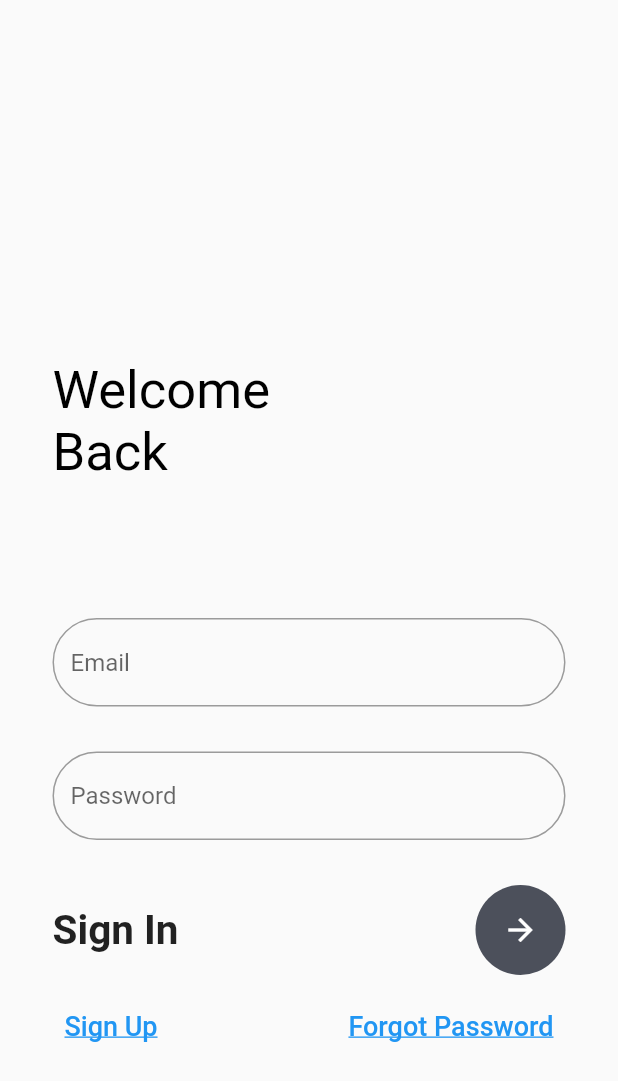
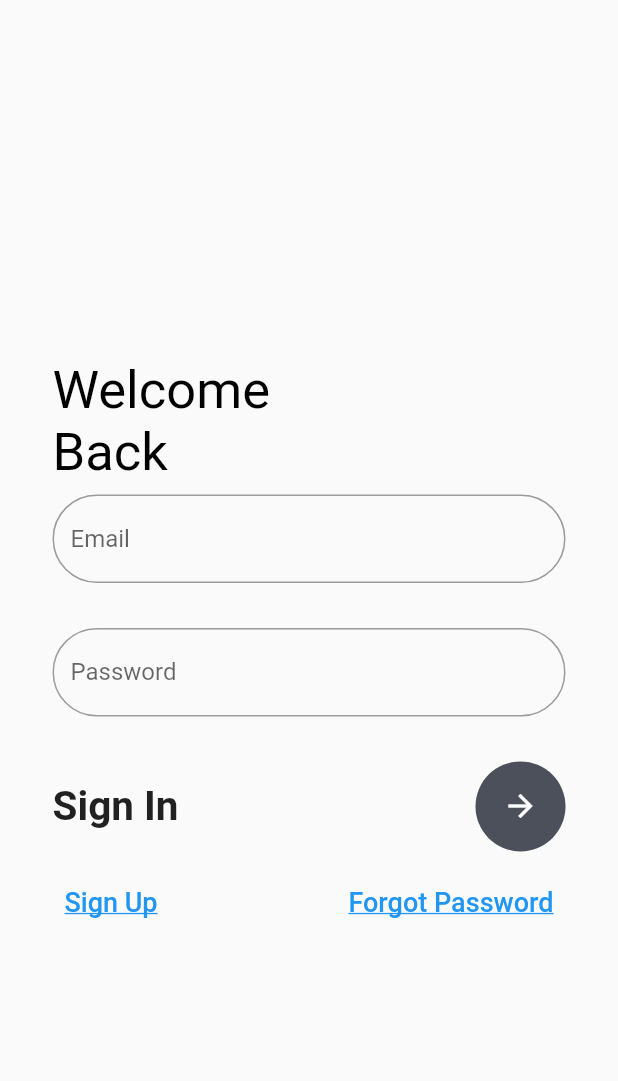
Before and after one commit to GolamMorshed/DR-system, a Flutter app: the HomeScreen screen opened by its route, on a phone screen of 412 x 824 dp. Shown: the top 1081 px of the screen. Run offline on Flutter 3.47's test engine with Material 2 defaults, Android fonts, the phone set to English and light mode, and no system bars.

Commit message:
change routing

```diff
--- a/lib/main.dart
+++ b/lib/main.dart
@@ -14,7 +14,7 @@ import 'package:flutter/material.dart';
 void main() {
   runApp(MaterialApp(
     debugShowCheckedModeBanner: false,
-    initialRoute: "profile",
+    initialRoute: "patients_list",
     routes: {
       'login': (context) =>  HomeScreen(),
       'registration': (context) =>  Registration(),
--- a/lib/screens/home_screen.dart
+++ b/lib/screens/home_screen.dart
@@ -28,7 +28,7 @@ class _HomeScreenState extends State<HomeScreen> {
             ),
             SingleChildScrollView(
               child: Container(
-                padding: EdgeInsets.only(top: MediaQuery.of(context).size.height*0.5,
+                padding: EdgeInsets.only(top: MediaQuery.of(context).size.height*0.4,
                     right: 35,
                     left: 35
                 ),
@@ -93,7 +93,9 @@ class _HomeScreenState extends State<HomeScreen> {
                                   fontSize: 18,
                                   )),
                         ),
-                        TextButton(onPressed: (){},
+                        TextButton(onPressed: (){
+                          Navigator.pushNamed(context, 'forgot_password');
+                        },
                           child:
                           Text('Forgot Password',
                               style: TextStyle(decoration: TextDecoration.underline,
--- a/lib/screens/patients_list.dart
+++ b/lib/screens/patients_list.dart
@@ -26,6 +26,8 @@ class _PatientsListState extends State<PatientsList> {
     CompanyStocks(name: "Jacky", price: "negative"),
     CompanyStocks(name: "yummen", price: "positive")
   ];
+
+
 
   @override
   Widget build(BuildContext context) {
@@ -65,7 +67,7 @@ class _PatientsListState extends State<PatientsList> {
                         TextStyle(fontSize: 15, fontWeight: FontWeight.bold),
                       ),
                     ),
-                    trailing: Text("\ ${stocksList[index].price}"),
+                     trailing: Text("\ ${stocksList[index].price}"),
 
                   ),
                 ),
```
Also changed, not shown: lib/screens/registration.dart (+5 -3 lines).
